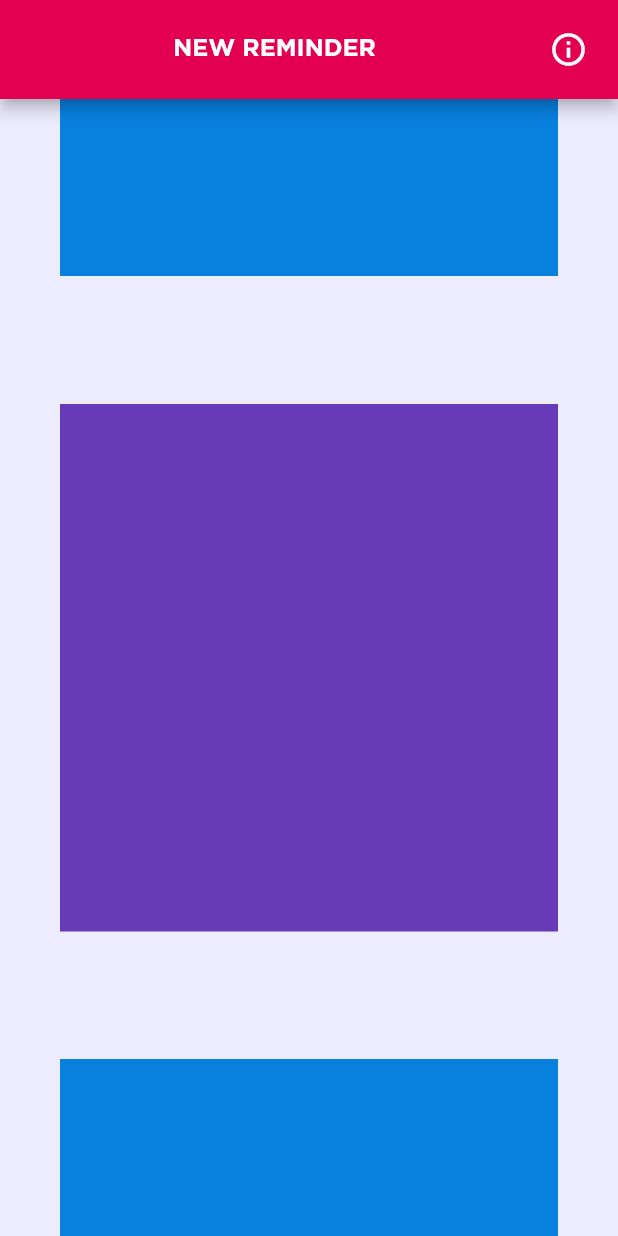
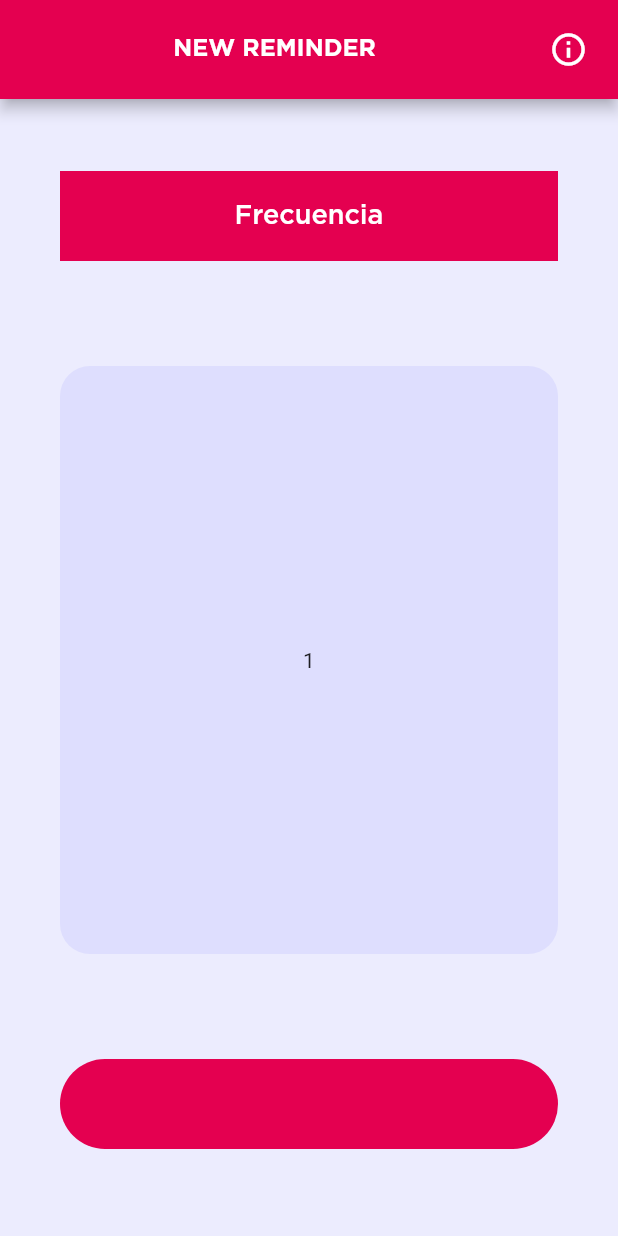
Before and after one commit to arhcoder/Smart-Reminders, a Flutter app: the ProgramReminderScreen screen opened by its route, on a phone screen of 412 x 824 dp. Run offline on Flutter 3.47's test engine with Material 2 defaults, Android fonts, the light colour scheme and no system bars; drawn by our look-alikes of auto_size_text.

Commit message:
Programming Screen Panel mockup updated
The position and size of the components of the class are defined; it needs the logic implementation

```diff
--- a/lib/Panels/ProgrammingPanel.dart
+++ b/lib/Panels/ProgrammingPanel.dart
@@ -4,6 +4,7 @@ import 'package:smart_reminders/Theme/Theme.dart';
 import 'package:smart_reminders/Responsive/Responsive.dart';
 
 import 'package:smart_reminders/Widgets/Titular.dart';
+import 'package:smart_reminders/Widgets/ViewsController.dart';
 
 class ProgrammingPanel extends StatefulWidget
 {
@@ -15,6 +16,8 @@ class ProgrammingPanel extends StatefulWidget
 
 class ProgrammingPanelState extends State <ProgrammingPanel>
 {
+    String currentTitle = "Frecuencia";
+
     @override
     Widget build(BuildContext context)
     {
@@ -34,16 +37,29 @@ class ProgrammingPanelState extends State <ProgrammingPanel>
                     [
                         Container
                         (
-                            width: MediaQuery.of(context).size.width - 2 * Responsive.appHorizontalPadding,
-                            height: Responsive.appTopMargin + Responsive.titularHeight + 10.0,
-                            color: AppColors.secundary
+                            // width: MediaQuery.of(context).size.width - 2 * Responsive.appHorizontalPadding,
+                            // height: Responsive.appTopMargin + Responsive.titularHeight + 10.0,
+                            // color: AppColors.secundary
+
+                            child: Column
+                            (
+                                children:
+                                [
+                                    const SizedBox(height: Responsive.appTopMargin),
+                                    Padding
+                                    (
+                                        padding: const EdgeInsets.symmetric(horizontal: Responsive.appHorizontalPadding),
+                                        child: Titular(title: currentTitle)
+                                    )
+                                ]
+                            )
                         ),
 
                         Container
                         (
                             // color: AppColors.box,
                             width: MediaQuery.of(context).size.width - 2 * Responsive.appHorizontalPadding,
-                            height: MediaQuery.of(context).size.width - 2 * Responsive.appHorizontalPadding + 20.0,
+                            height: MediaQuery.of(context).size.width - 2 * Responsive.appHorizontalPadding + 60.0,
 
                             child: Expanded
                             (
@@ -54,15 +70,53 @@ class ProgrammingPanelState extends State <ProgrammingPanel>
                                     [
                                         Container
                                         (
-                                            color: Colors.deepPurple
+                                            decoration: BoxDecoration
+                                            (
+                                                color: AppColors.box,
+                                                borderRadius: BorderRadius.circular(20.0)
+                                            ),
+
+                                            child: const Center(child: Text("1"))
                                         ),
                                         Container
                                         (
-                                            color: Colors.deepOrange
+                                            decoration: BoxDecoration
+                                            (
+                                                color: AppColors.box,
+                                                borderRadius: BorderRadius.circular(20.0)
+                                            ),
+
+                                            child: const Center(child: Text("2"))
                                         ),
                                         Container
                                         (
-                                            color: Colors.green
+                                            decoration: BoxDecoration
+                                            (
+                                                color: AppColors.box,
+                                                borderRadius: BorderRadius.circular(20.0)
+                                            ),
+
+                                            child: const Center(child: Text("3"))
+                                        ),
+                                        Container
+                                        (
+                                            decoration: BoxDecoration
+                                            (
+                                                color: AppColors.box,
+                                                borderRadius: BorderRadius.circular(20.0)
+                                            ),
+
+                                            child: const Center(child: Text("4"))
+                                        ),
+                                        Container
+                                        (
+                                            decoration: BoxDecoration
+                                            (
+                                                color: AppColors.box,
+                                                borderRadius: BorderRadius.circular(20.0)
+                                            ),
+
+                                            child: const Center(child: Text("5"))
                                         )
                                     ]
                                 )
@@ -71,9 +125,22 @@ class ProgrammingPanelState extends State <ProgrammingPanel>
 
                         Container
                         (
-                            width: MediaQuery.of(context).size.width - 2 * Responsive.appHorizontalPadding,
-                            height: Responsive.appTopMargin + Responsive.titularHeight + 10.0,
-                            color: AppColors.secundary
+                            // width: MediaQuery.of(context).size.width - 2 * Responsive.appHorizontalPadding,
+                            // height: Responsive.appTopMargin + Responsive.titularHeight + 10.0,
+                            // color: AppColors.secundary
+
+                            child: Column
+                            (
+                                children: const
+                                [
+                                    Padding
+                                    (
+                                        padding: EdgeInsets.symmetric(horizontal: Responsive.appHorizontalPadding),
+                                        child: ViewsController()
+                                    ),
+                                    SizedBox(height: Responsive.appTopMargin + 10.0)
+                                ]
+                            )
                         )
                     ]
                 )
--- a/lib/Widgets/Titular.dart
+++ b/lib/Widgets/Titular.dart
@@ -20,6 +20,7 @@ class Titular extends StatelessWidget
             width: double.infinity,
             height: Responsive.titularHeight,
             color: AppColors.main,
+
             child: Padding
             (
                 padding: const EdgeInsets.all(10.0),
--- /dev/null
+++ b/lib/Widgets/ViewsController.dart
@@ -0,0 +1,30 @@
+import 'package:flutter/material.dart';
+
+import 'package:smart_reminders/Theme/Theme.dart';
+import 'package:smart_reminders/Responsive/Responsive.dart';
+
+class ViewsController extends StatefulWidget
+{
+    const ViewsController({Key? key}) : super(key: key);
+
+    @override
+    _ViewsControllerState createState() => _ViewsControllerState();
+}
+
+class _ViewsControllerState extends State <ViewsController>
+{
+    @override
+    Widget build(BuildContext context)
+    {
+        return Container
+        (
+            width: double.infinity,
+            height: Responsive.titularHeight,
+            decoration: BoxDecoration
+            (
+                color: AppColors.main,
+                borderRadius: BorderRadius.circular(40.0)
+            )
+        );
+    }
+}
```
